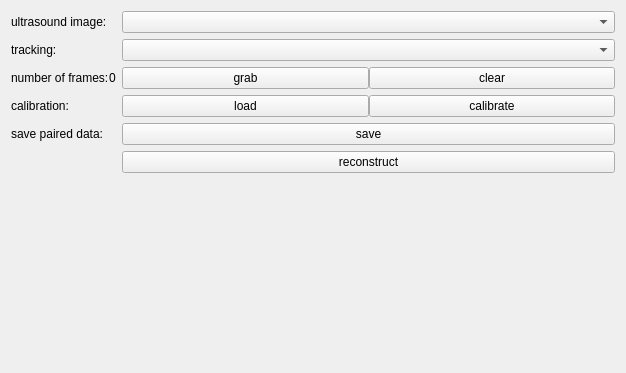
Old version of the form MITK/Modules/USReconGui/Internal/niftkUSReconGUI.ui in the repository NifTK/NifTK.
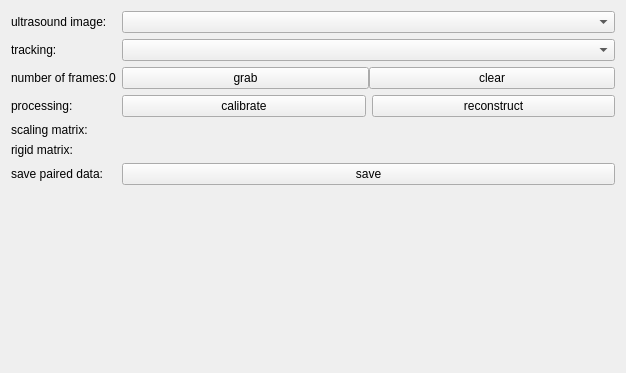
New version of the form. Custom widgets are drawn as their Qt base class.

Commit message: Issue #4929: Update US Recon stuff to provide entry points for calibration and reconstruction in ITK.

Diff of the .ui file:
```diff
--- a/MITK/Modules/USReconGui/Internal/niftkUSReconGUI.ui
+++ b/MITK/Modules/USReconGui/Internal/niftkUSReconGUI.ui
@@ -13,7 +13,7 @@
   <property name="windowTitle">
    <string>Form</string>
   </property>
-  <layout class="QHBoxLayout" name="horizontalLayout">
+  <layout class="QHBoxLayout" name="horizontalLayout_2">
    <item>
     <layout class="QFormLayout" name="formLayout">
      <item row="0" column="0">
@@ -81,22 +81,12 @@
      <item row="3" column="0">
       <widget class="QLabel" name="m_CalibrationLabel">
        <property name="text">
-        <string>calibration:</string>
+        <string>processing:</string>
        </property>
       </widget>
      </item>
      <item row="3" column="1">
-      <layout class="QHBoxLayout" name="m_HorizontalLayout1">
-       <property name="spacing">
-        <number>0</number>
-       </property>
-       <item>
-        <widget class="QPushButton" name="m_CalibrationLoadPushButton">
-         <property name="text">
-          <string>load</string>
-         </property>
-        </widget>
-       </item>
+      <layout class="QHBoxLayout" name="horizontalLayout">
        <item>
         <widget class="QPushButton" name="m_CalibrationRunPushButton">
          <property name="text">
@@ -104,29 +94,49 @@
          </property>
         </widget>
        </item>
+       <item>
+        <widget class="QPushButton" name="m_ReconstructVolumePushButton">
+         <property name="text">
+          <string>reconstruct</string>
+         </property>
+        </widget>
+       </item>
       </layout>
      </item>
      <item row="4" column="0">
+      <widget class="QLabel" name="m_ScalingMatrixLabel">
+       <property name="text">
+        <string>scaling matrix:</string>
+       </property>
+      </widget>
+     </item>
+     <item row="4" column="1">
+      <widget class="QmitkMatrixWidget" name="m_ScalingMatrix" native="true"/>
+     </item>
+     <item row="5" column="0">
+      <widget class="QLabel" name="m_RigidMatrixLabel">
+       <property name="text">
+        <string>rigid matrix:</string>
+       </property>
+      </widget>
+     </item>
+     <item row="5" column="1">
+      <widget class="QmitkMatrixWidget" name="m_RigidMatrix" native="true"/>
+     </item>
+     <item row="6" column="0">
       <widget class="QLabel" name="m_SaveMatchedDataLabel">
        <property name="text">
         <string>save paired data:</string>
        </property>
       </widget>
      </item>
-     <item row="4" column="1">
+     <item row="6" column="1">
       <widget class="QPushButton" name="m_SaveMatchedDataPushButton">
        <property name="text">
         <string>save</string>
        </property>
       </widget>
      </item>
-     <item row="5" column="1">
-      <widget class="QPushButton" name="m_ReconstructVolumePushButton">
-       <property name="text">
-        <string>reconstruct</string>
-       </property>
-      </widget>
-     </item>
     </layout>
    </item>
   </layout>
@@ -137,6 +147,12 @@
    <extends>QComboBox</extends>
    <header location="global">QmitkDataStorageComboBoxWithSelectNone.h</header>
   </customwidget>
+  <customwidget>
+   <class>QmitkMatrixWidget</class>
+   <extends>QWidget</extends>
+   <header>QmitkMatrixWidget.h</header>
+   <container>1</container>
+  </customwidget>
  </customwidgets>
  <resources/>
  <connections/>
```
The commit also changes 9 other files.
